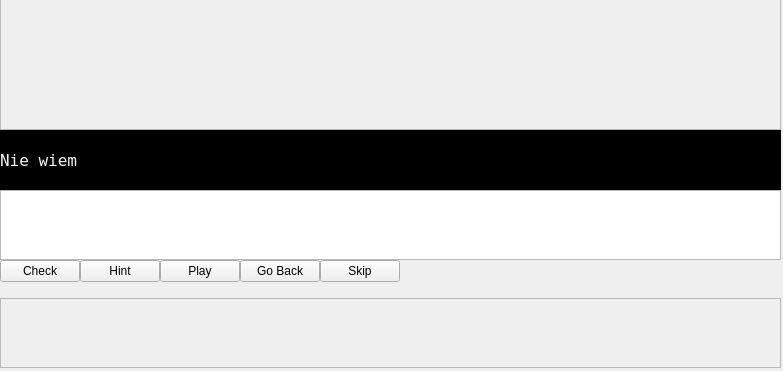
Old version of the form subteacherwindow.ui in the repository SecuFather/subteacher; both pictures show x 0 to 783 and y 292 to 663 of the 783 by 663 pixel window.
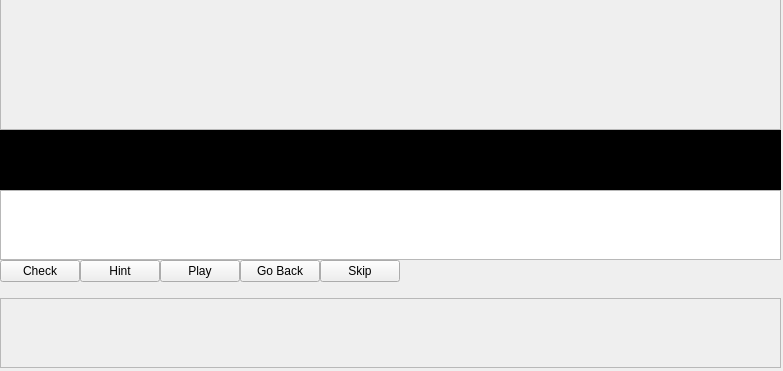
New version of the form.

Patch:
```diff
--- a/subteacherwindow.ui
+++ b/subteacherwindow.ui
@@ -131,7 +131,7 @@
 color: #f7f7f7;</string>
        </property>
        <property name="text">
-        <string>Nie wiem</string>
+        <string/>
        </property>
        <property name="wordWrap">
         <bool>false</bool>
```
